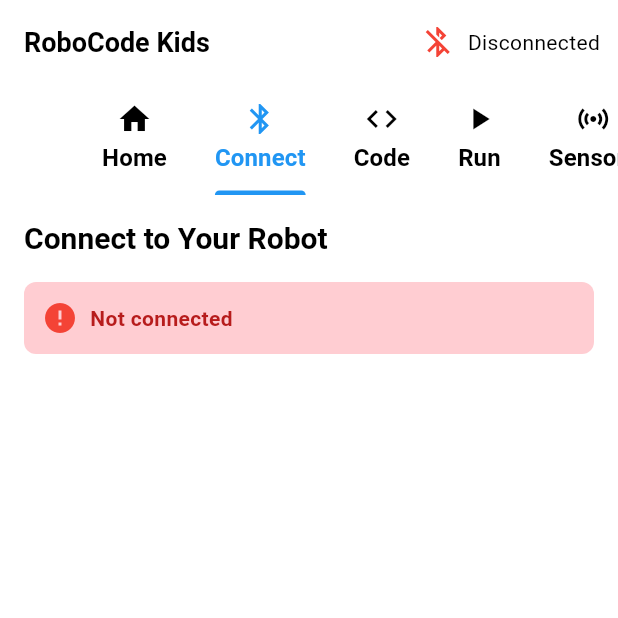
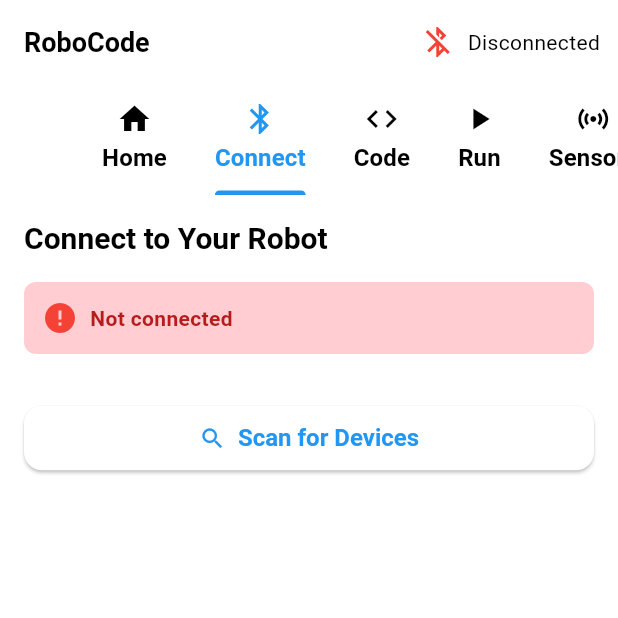
Before and after one commit to MohamedAymanOuchker/roboapp, a Flutter app: the screen it shows after launch, tab 2 chosen, on a phone screen of 412 x 824 dp, the top half of it. Run offline on Flutter 3.47's test engine with Material 3 defaults, Android fonts, the light colour scheme and no system bars; our stand-ins replace flutter_blue_plus, flutter_local_notifications, lottie, shared_preferences; missing offline and left inert: flutter_inappwebview, wifi_iot; Roboto replaces fonts that are missing (Nunito).

Commit message:
Updating dev br

```diff
--- a/lib/main.dart
+++ b/lib/main.dart
@@ -5,6 +5,7 @@ import 'package:provider/provider.dart';
 import 'package:shared_preferences/shared_preferences.dart';
 import 'package:flutter_local_notifications/flutter_local_notifications.dart';
 import 'package:lottie/lottie.dart';
+import 'package:flutter_blue_plus/flutter_blue_plus.dart';
 import 'dart:async';
 import 'dart:io' show Platform;
 
@@ -43,7 +44,7 @@ class RobotApp extends StatelessWidget {
   @override
   Widget build(BuildContext context) {
     return MaterialApp(
-      title: 'RoboCode Kids',
+      title: 'RoboCode',
       theme: ThemeData(
         primarySwatch: Colors.blue,
         visualDensity: VisualDensity.adaptivePlatformDensity,
@@ -231,7 +232,7 @@ class _MainScreenState extends State<MainScreen> with TickerProviderStateMixin {
   Widget build(BuildContext context) {
     return Scaffold(
       appBar: AppBar(
-        title: const Text('RoboCode Kids'),
+        title: const Text('RoboCode'),
         actions: [
           Consumer<RobotConnectionManager>(
             builder: (context, manager, child) {
@@ -301,7 +302,7 @@ class HomeScreen extends StatelessWidget {
             crossAxisAlignment: CrossAxisAlignment.start,
             children: [
               Text(
-                'Welcome to RoboCode Kids!',
+                'Welcome to RoboCode!',
                 style: Theme.of(context).textTheme.displayMedium,
               ),
               const SizedBox(height: 16),
@@ -465,11 +466,64 @@ class ConnectScreen extends StatefulWidget {
 }
 
 class _ConnectScreenState extends State<ConnectScreen> {
-  final bool _isScanning = false;
-  final String _ssid = '';
-  final String _password = '';
-  final String _ipAddress = '192.168.4.1';
-  final String _port = '80';
+  bool _isScanning = false;
+  List<BluetoothDevice> _devices = [];
+  String _ssid = '';
+  String _password = '';
+  String _ipAddress = '192.168.4.1';
+  String _port = '80';
+  String? _errorMessage;
+
+  void _startScanning(BuildContext context) async {
+    setState(() {
+      _isScanning = true;
+      _errorMessage = null;
+    });
+
+    try {
+      final connectionManager =
+          Provider.of<RobotConnectionManager>(context, listen: false);
+      final deviceStream = await connectionManager.scanForDevices();
+
+      deviceStream.listen((devices) {
+        setState(() {
+          _devices = devices;
+        });
+      }, onDone: () {
+        setState(() {
+          _isScanning = false;
+        });
+      });
+    } catch (e) {
+      setState(() {
+        _isScanning = false;
+        _errorMessage = 'Error scanning for devices: $e';
+      });
+    }
+  }
+
+  Future<void> _connectToDevice(
+      BuildContext context, BluetoothDevice device) async {
+    setState(() {
+      _errorMessage = null;
+    });
+
+    try {
+      final connectionManager =
+          Provider.of<RobotConnectionManager>(context, listen: false);
+      final success = await connectionManager.connectBluetooth(device);
+
+      if (!success) {
+        setState(() {
+          _errorMessage = 'Failed to connect to device';
+        });
+      }
+    } catch (e) {
+      setState(() {
+        _errorMessage = 'Error connecting to device: $e';
+      });
+    }
+  }
 
   @override
   Widget build(BuildContext context) {
@@ -513,9 +567,9 @@ class _ConnectScreenState extends State<ConnectScreen> {
                   ),
                 )
               else
-                // Original connection UI for Android
                 Column(
                   children: [
+                    // Connection status
                     Container(
                       padding: const EdgeInsets.all(12),
                       decoration: BoxDecoration(
@@ -557,6 +611,72 @@ class _ConnectScreenState extends State<ConnectScreen> {
                         ],
                       ),
                     ),
+                    const SizedBox(height: 16),
+
+                    // Error message
+                    if (_errorMessage != null)
+                      Container(
+                        padding: const EdgeInsets.all(12),
+                        decoration: BoxDecoration(
+                          color: Colors.red[100],
+                          borderRadius: BorderRadius.circular(8),
+                        ),
+                        child: Row(
+                          children: [
+                            const Icon(Icons.error_outline, color: Colors.red),
+                            const SizedBox(width: 8),
+                            Expanded(
+                              child: Text(
+                                _errorMessage!,
+                                style: const TextStyle(color: Colors.red),
+                              ),
+                            ),
+                          ],
+                        ),
+                      ),
+                    const SizedBox(height: 16),
+
+                    // Scan button
+                    if (!manager.isConnected)
+                      SizedBox(
+                        width: double.infinity,
+                        child: ElevatedButton.icon(
+                          onPressed: _isScanning
+                              ? null
+                              : () => _startScanning(context),
+                          icon: Icon(_isScanning
+                              ? Icons.hourglass_full
+                              : Icons.search),
+                          label: Text(
+                              _isScanning ? 'Scanning...' : 'Scan for Devices'),
+                        ),
+                      ),
+                    const SizedBox(height: 16),
+
+                    // Device list
+                    if (!manager.isConnected && _devices.isNotEmpty)
+                      Expanded(
+                        child: ListView.builder(
+                          itemCount: _devices.length,
+                          itemBuilder: (context, index) {
+                            final device = _devices[index];
+                            return Card(
+                              child: ListTile(
+                                leading: const Icon(Icons.bluetooth),
+                                title: Text(device.name.isNotEmpty
+                                    ? device.name
+                                    : 'Unknown Device'),
+                                subtitle: Text(device.id.id),
+                                trailing: ElevatedButton(
+                                  onPressed: () =>
+                                      _connectToDevice(context, device),
+                                  child: const Text('Connect'),
+                                ),
+                              ),
+                            );
+                          },
+                        ),
+                      ),
                   ],
                 ),
             ],
--- a/pubspec.yaml
+++ b/pubspec.yaml
@@ -11,7 +11,7 @@ dependencies:
     sdk: flutter
   cupertino_icons: ^1.0.2
   webview_flutter: ^4.4.2
-  flutter_blue_plus: ^1.31.5
+  flutter_blue_plus: ^1.32.0
   permission_handler: ^11.3.0
   path_provider: ^2.1.2
   shared_preferences: ^2.2.2
```
Also changed, not shown: lib/blockly_workspace.dart (+29 -26 lines), lib/connectivity_manager.dart (+43 -9 lines).
